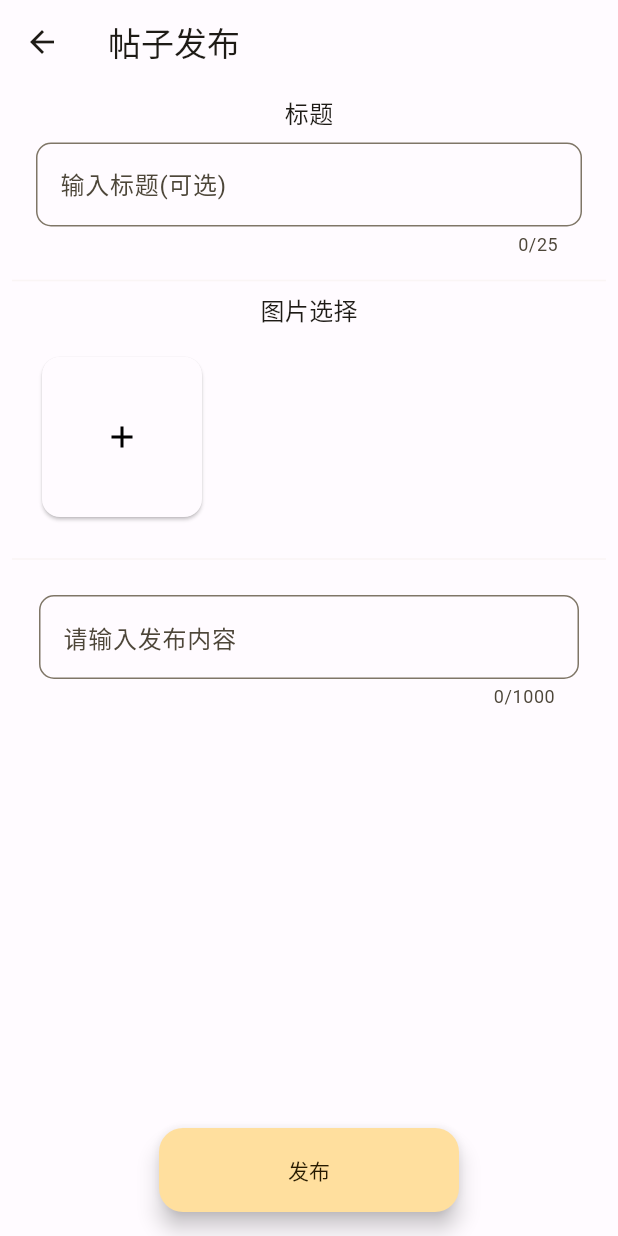
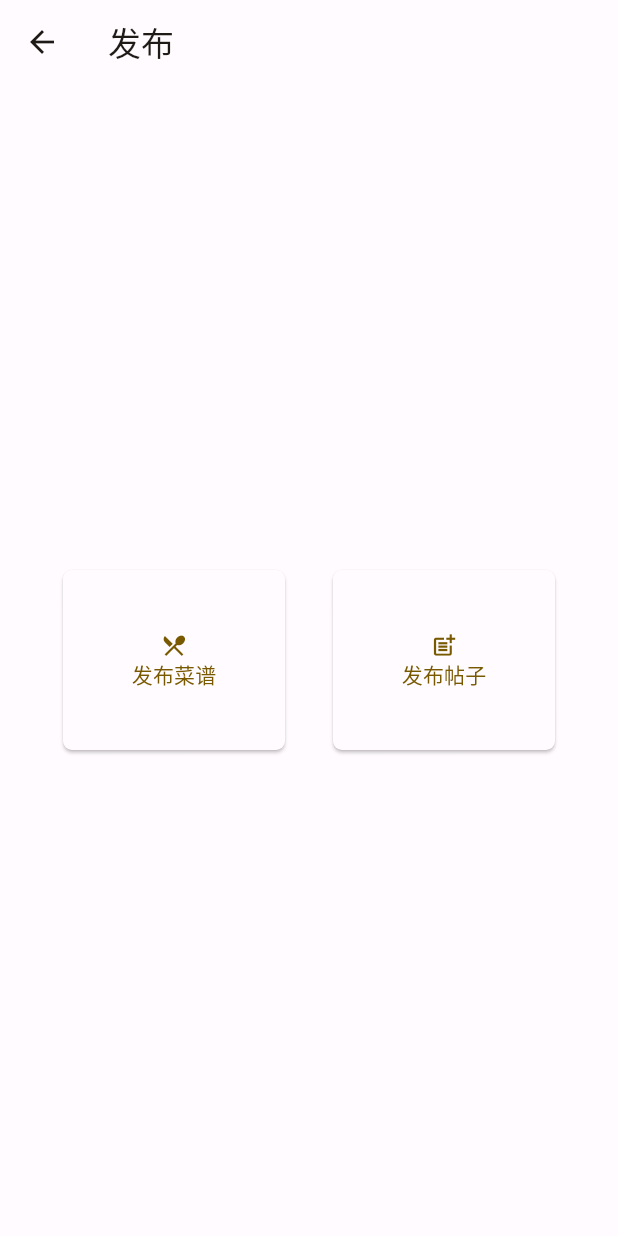
Before and after one commit to Flover-am/mise_seecooker_app, a Flutter app: the screen it shows after launch, item 3 of the bottom bar chosen, scrolled down 576 dp, after a tap on the "edit" icon, on a phone screen of 412 x 824 dp. Run offline on Flutter 3.47's test engine with Material 3 defaults, Android fonts, the phone set to English and light mode, and no system bars; our stand-ins replace card_swiper, fluttertoast, image_picker, share_plus, shared_preferences, waterfall_flow; network calls fail.

Commit message:
feat:合并帖子发布和菜谱发布页

```diff
--- a/lib/main.dart
+++ b/lib/main.dart
@@ -6,9 +6,8 @@ import 'package:seecooker/pages/explore_page.dart';
 import 'package:seecooker/pages/home_page.dart';
 import 'package:seecooker/pages/community_page.dart';
 import 'package:seecooker/pages/login_page.dart';
-import 'package:seecooker/pages/post_page.dart';
+import 'package:seecooker/pages/publish_page.dart';
 import 'package:flutter/material.dart';
-import 'package:seecooker/pages/publish_post.dart';
 import 'package:seecooker/providers/community_posts_provider.dart';
 import 'package:seecooker/providers/explore_post_provider.dart';
 import 'package:seecooker/providers/user_provider.dart';
@@ -37,7 +36,7 @@ void main() {
     );
     SystemChrome.setSystemUIOverlayStyle(systemUiOverlayStyle);
     SystemChrome.setEnabledSystemUIMode(SystemUiMode.edgeToEdge);
-  }
+  };
 }
 
 class MyApp extends StatelessWidget {
@@ -95,7 +94,7 @@ class _MainPageState extends State<MainPage> with AutomaticKeepAliveClientMixin
           onPressed: () => {
             Navigator.push(
               context,
-              MaterialPageRoute(builder: (context) => const PublishPost(param: '111',)),
+              MaterialPageRoute(builder: (context) => const PublishPage(param: '111',)),
             ),
           },
           child: const Icon(Icons.edit),
--- /dev/null
+++ b/lib/pages/publish_page.dart
@@ -0,0 +1,111 @@
+import 'package:flutter/material.dart';
+import 'package:flutter/cupertino.dart';
+import 'package:provider/provider.dart';
+import 'package:seecooker/pages/publish_post.dart';
+import 'package:seecooker/pages/publish_recipe.dart';
+
+import 'package:seecooker/providers/user_provider.dart';
+
+class PublishPage extends StatefulWidget{
+  final param;
+  const PublishPage({super.key,required this.param});
+  @override
+  State<PublishPage> createState() => _PublishPageState(param: param);
+
+}
+class _PublishPageState extends State<PublishPage>{
+  final param;
+  _PublishPageState({required this.param});
+  @override
+  Widget build(BuildContext context) {
+    // final userModel = Provider.of<UserProvider>(context);
+    // // 检查用户是否已登录
+    // if (!userModel.isLoggedIn) {
+    //   // 如果未登录，则导航到LoginPage
+    //   WidgetsBinding.instance!.addPostFrameCallback((_) {
+    //     Navigator.of(context).pushReplacement(
+    //       MaterialPageRoute(builder: (context) => const LoginPage()),
+    //     );
+    //   });
+    //   print(userModel.isLoggedIn);
+    //   //Navigator.pop(context);
+    // }
+    return Scaffold(
+        resizeToAvoidBottomInset: true,
+        appBar: AppBar(
+          title: const Text('发布'),
+        ),
+        body:Column(
+            mainAxisAlignment: MainAxisAlignment.center,
+            mainAxisSize: MainAxisSize.max,
+            children:[
+              Padding(
+                padding: EdgeInsets.fromLTRB(16,8,16,8),
+                child:Row(
+                  mainAxisAlignment: MainAxisAlignment.center,
+                  children: [
+                    Padding(
+                      padding: EdgeInsets.fromLTRB(0,0,16,0),
+                      child: ElevatedButton(
+                        style: ButtonStyle(
+                          shape: MaterialStateProperty.all(const RoundedRectangleBorder(
+                            borderRadius: BorderRadius.all(Radius.circular(6)),
+                          )),
+                        ),
+                          onPressed:(){
+                            Navigator.push(
+                              context,
+                              MaterialPageRoute(builder: (context) => PublishRecipe(param: param)),
+                            );
+                          },
+                          child:const SizedBox(
+                              width: 100,
+                              height: 120,
+                              child:Column(
+                                mainAxisAlignment: MainAxisAlignment.center,
+                                mainAxisSize: MainAxisSize.max,
+                                children:[
+                                  Icon(Icons.restaurant_menu),
+                                  Text("发布菜谱"),
+                                ],
+                              )
+                          )
+                      ),
+                    ),
+                    Padding(
+                      padding:const EdgeInsets.fromLTRB(16, 0, 0, 0),
+                      child:ElevatedButton(
+                          style: ButtonStyle(
+                            shape: MaterialStateProperty.all(const RoundedRectangleBorder(
+                              borderRadius: BorderRadius.all(Radius.circular(6)),
+                            )),
+                          ),
+                          onPressed:(){
+                            Navigator.push(
+                              context,
+                              MaterialPageRoute(
+                                  builder: (context) => PublishPost(param: param)),
+                            );
+                          },
+                          child:const SizedBox(
+                              width: 100,
+                              height: 120,
+                              child:Column(
+                                mainAxisAlignment: MainAxisAlignment.center,
+                                mainAxisSize: MainAxisSize.max,
+                                children:[
+                                  Icon(Icons.post_add),
+                                  Text("发布帖子"),
+                                ],
+                              )
+                          )
+                      ),
+                    )
+                  ],
+                ),
+              ),
+            ]
+        )
+    );
+  }
+}
--- a/lib/pages/publish_post.dart
+++ b/lib/pages/publish_post.dart
@@ -120,8 +120,8 @@ class _PublishPostState extends State<PublishPost> {
                     else{
                       _issuePost();
                       Navigator.pop(context);
+                      Navigator.pop(context);
                     }
-
                   },
                   child: const Text("发布"),
                 ),
```
Also changed, not shown: lib/pages/publish_recipe.dart (renamed from lib/pages/post_page.dart, +4 -4 lines), lib/widgets/my_search_bar.dart (+4 -4 lines).
